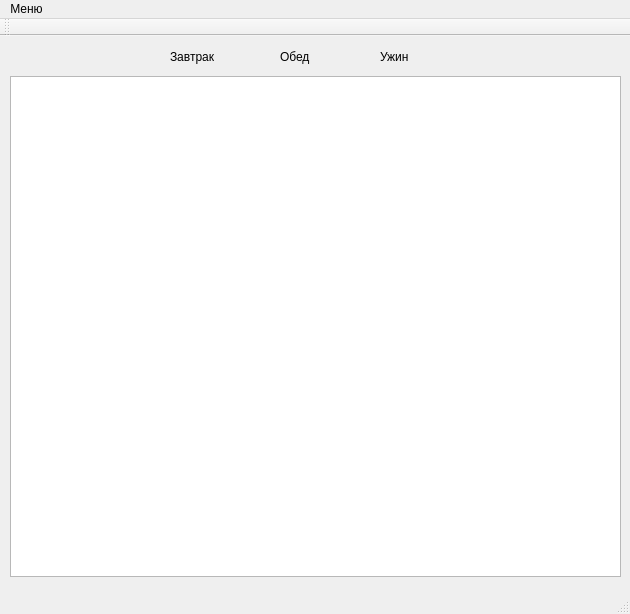
SammyVimes/IDP-Strikes-back, file planwindow.ui: the form before one commit.
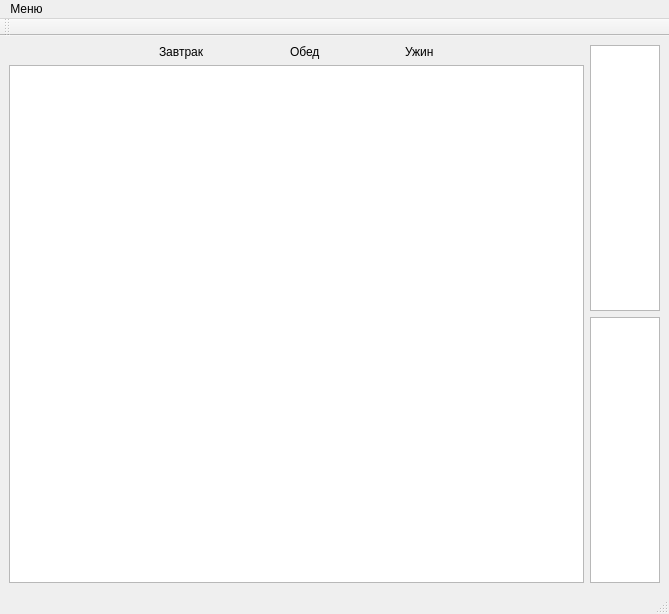
The form after the commit.

Diff of the .ui file:
```diff
--- a/planwindow.ui
+++ b/planwindow.ui
@@ -14,55 +14,59 @@
    <string>MainWindow</string>
   </property>
   <widget class="QWidget" name="centralWidget">
-   <widget class="QGraphicsView" name="graphicsView">
-    <property name="geometry">
-     <rect>
-      <x>10</x>
-      <y>40</y>
-      <width>611</width>
-      <height>501</height>
-     </rect>
-    </property>
-   </widget>
+   <layout class="QHBoxLayout" name="horizontalLayout_2">
+    <item>
+     <layout class="QVBoxLayout" name="verticalLayout">
+      <item>
+       <layout class="QHBoxLayout" name="horizontalLayout">
+        <property name="spacing">
+         <number>85</number>
+        </property>
+        <property name="leftMargin">
+         <number>150</number>
+        </property>
+        <property name="rightMargin">
+         <number>150</number>
+        </property>
+        <item>
    <widget class="QLabel" name="label">
-    <property name="geometry">
-     <rect>
-      <x>170</x>
-      <y>10</y>
-      <width>61</width>
-      <height>21</height>
-     </rect>
-    </property>
     <property name="text">
      <string>Завтрак</string>
     </property>
    </widget>
+        </item>
+        <item>
    <widget class="QLabel" name="label_2">
-    <property name="geometry">
-     <rect>
-      <x>280</x>
-      <y>10</y>
-      <width>41</width>
-      <height>21</height>
-     </rect>
-    </property>
     <property name="text">
      <string>Обед</string>
     </property>
    </widget>
+        </item>
+        <item>
    <widget class="QLabel" name="label_3">
-    <property name="geometry">
-     <rect>
-      <x>380</x>
-      <y>10</y>
-      <width>41</width>
-      <height>21</height>
-     </rect>
-    </property>
     <property name="text">
      <string>Ужин</string>
     </property>
    </widget>
+        </item>
+       </layout>
+      </item>
+      <item>
+       <widget class="QGraphicsView" name="graphicsView"/>
+      </item>
+     </layout>
+    </item>
+    <item>
+     <layout class="QVBoxLayout" name="verticalLayout_2">
+      <item>
+       <widget class="QListWidget" name="listWidget"/>
+      </item>
+      <item>
+       <widget class="QPlainTextEdit" name="plainTextEdit"/>
+      </item>
+     </layout>
+    </item>
+   </layout>
   </widget>
   <widget class="QMenuBar" name="menuBar">
    <property name="geometry">
```
Lines whose indentation alone changed are shown as unchanged.
